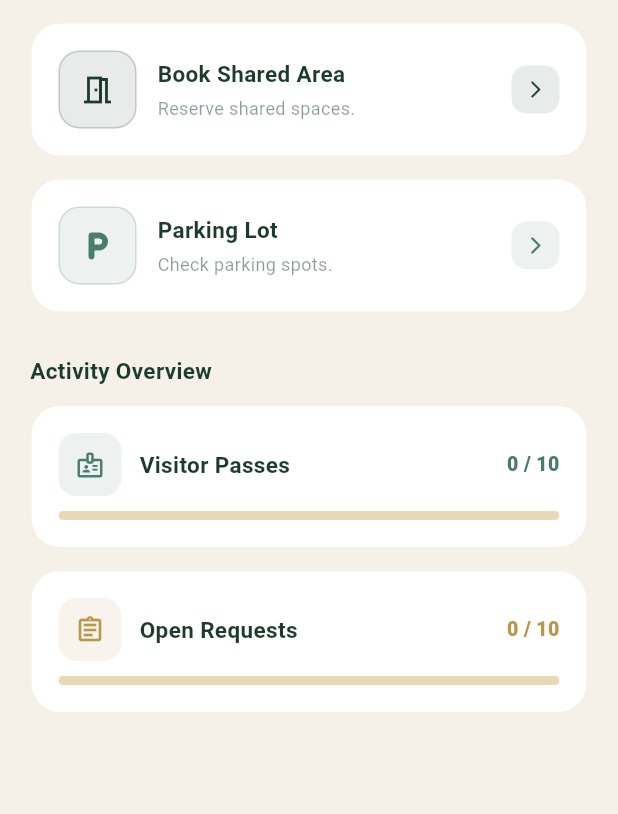
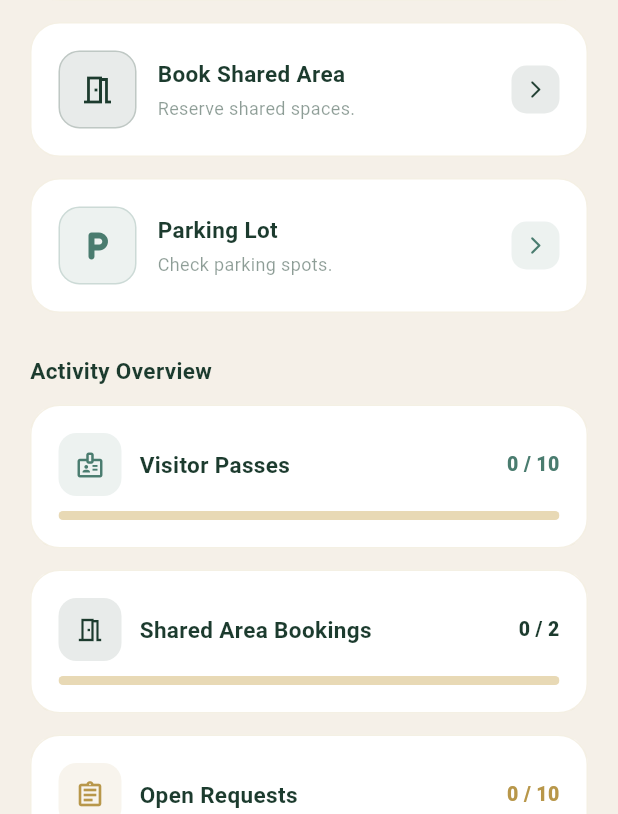
Before and after one commit to radjaa-b/Hexa_linked, a Flutter app: the RequestsHubScreen screen opened directly, on a phone screen of 412 x 824 dp, the part 422-1236 px from its top. Run offline on Flutter 3.47's test engine with Material 3 defaults, Android fonts, the phone set to English and light mode, and no system bars; our stand-ins replace app_links, flutter_dotenv, flutter_secure_storage, geolocator, image_picker, timeago; accounts and stored records are empty; network calls fail.

Commit message:
Book shared area is done - Fully tested and integrated in Flutter -

```diff
--- a/mobile_flutter/lib/features/requests/screens/requests_hub_screen.dart
+++ b/mobile_flutter/lib/features/requests/screens/requests_hub_screen.dart
@@ -9,6 +9,7 @@ import 'package:resident_app/features/auth/services/auth_service.dart';
 import '../services/requests_service.dart';
 import '../models/maintenance_request.dart';
 import '../models/visitor_request.dart';
+import '../models/booking_request.dart';
 
 class RequestsHubScreen extends StatelessWidget {
   const RequestsHubScreen({super.key});
@@ -184,6 +185,9 @@ class _ActivityCardState extends State<_ActivityCard> {
   bool _showVisitors = false;
   bool _showOpenRequests = false;
 
+  bool _showBookings = false;
+  List<BookingRequest> _bookingRequests = [];
+
   List<VisitorRequest> _visitorRequests = [];
   List<MaintenanceRequest> _maintenanceRequests = [];
 
@@ -239,6 +243,20 @@ class _ActivityCardState extends State<_ActivityCard> {
         }
       } catch (e) {
         debugPrint('Visitor requests load failed: $e');
+      }
+
+      try {
+        final bookings = await RequestsService().getMyBookingRequests(
+          token: session.accessToken,
+        );
+
+        if (mounted) {
+          setState(() {
+            _bookingRequests = bookings;
+          });
+        }
+      } catch (e) {
+        debugPrint('Booking requests load failed: $e');
       }
     } catch (e) {
       debugPrint('Activity overview load failed: $e');
@@ -409,6 +427,53 @@ class _ActivityCardState extends State<_ActivityCard> {
             children: [
               GestureDetector(
                 onTap: () {
+                  setState(() => _showBookings = !_showBookings);
+                },
+                child: _ActivityStatRow(
+                  icon: Icons.meeting_room_outlined,
+                  label: 'Shared Area Bookings',
+                  value: _bookingRequests.length,
+                  max: 2,
+                  color: AppColors.darkGreen,
+                ),
+              ),
+              if (_showBookings) ...[
+                const SizedBox(height: 8),
+                if (_bookingRequests.isEmpty)
+                  const Padding(
+                    padding: EdgeInsets.only(top: 10),
+                    child: Text(
+                      'No shared area bookings yet',
+                      style: TextStyle(color: AppColors.mutedGreen),
+                    ),
+                  ),
+                ..._bookingRequests.map(
+                  (b) => _miniRequestCard(
+                    title: b.areaName,
+                    subtitle:
+                        '${b.unitNumber} • ${b.startTime} - ${b.endTime} • ${b.guestCount} guests',
+                    status: b.status,
+                  ),
+                ),
+              ],
+            ],
+          ),
+        ),
+
+        const SizedBox(height: 14),
+
+        Container(
+          width: double.infinity,
+          padding: const EdgeInsets.all(18),
+          decoration: BoxDecoration(
+            color: Colors.white,
+            borderRadius: BorderRadius.circular(20),
+            border: Border.all(color: AppColors.gold.withOpacity(0.15)),
+          ),
+          child: Column(
+            children: [
+              GestureDetector(
+                onTap: () {
                   setState(() => _showOpenRequests = !_showOpenRequests);
                 },
                 child: _ActivityStatRow(
```
Also changed, not shown: mobile_flutter/lib/features/requests/screens/booking_screen.dart (+167 -84 lines), mobile_flutter/lib/features/requests/services/requests_service.dart (+61 -171 lines).
